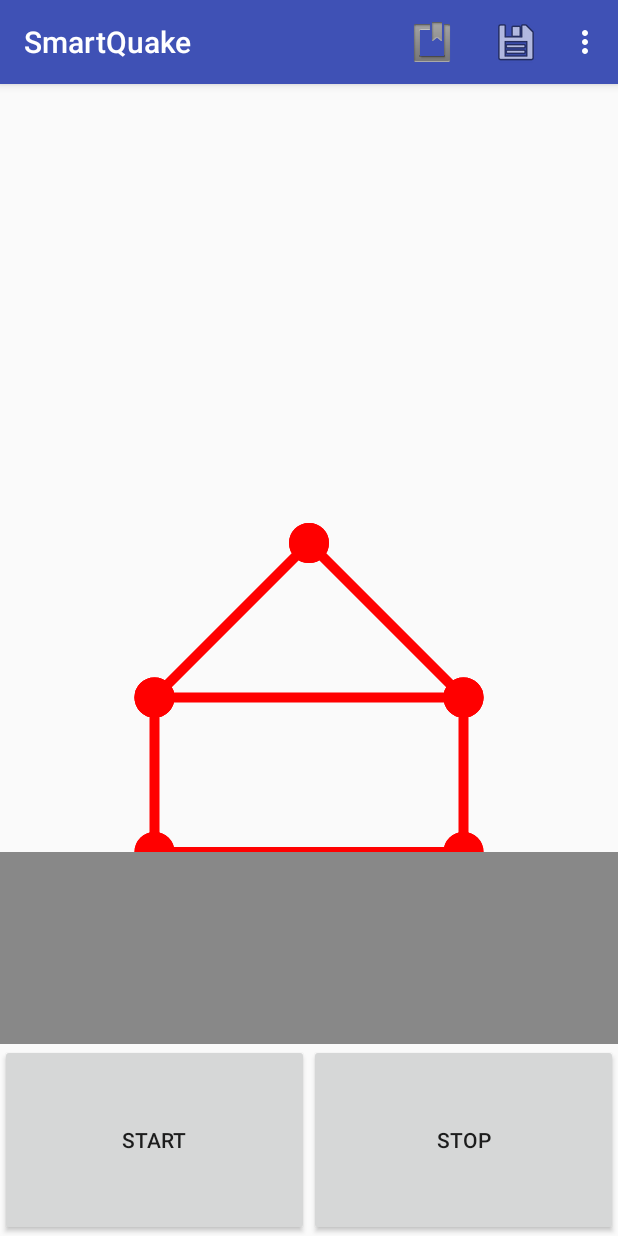
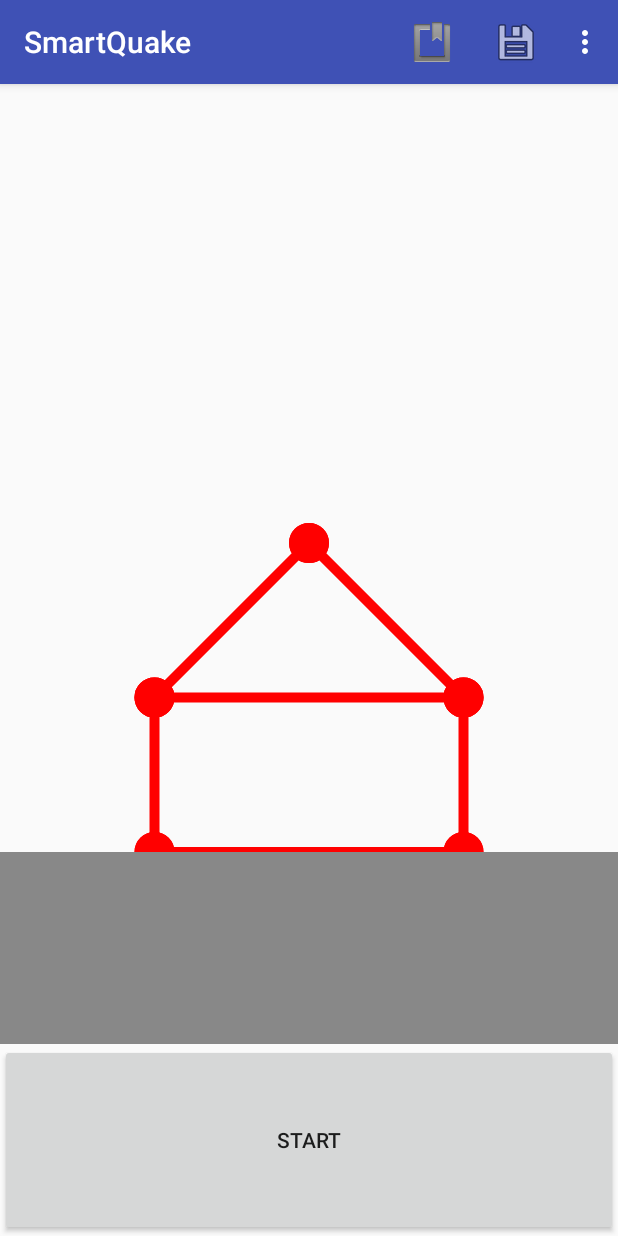
Before and after one commit to TUM-I5/SmartQuake, an Android app: the screen it shows after launch (MainActivity), on a phone screen of 412 x 824 dp. Run offline under Robolectric (Android 15) with nearby library versions, the phone set to English and light mode, and no system bars.

Commit message:
Remove stop button

```diff
--- a/app/src/main/res/layout/activity_main.xml
+++ b/app/src/main/res/layout/activity_main.xml
@@ -31,12 +31,6 @@
             android:layout_gravity="bottom|center_horizontal"
             android:layout_weight="1" />
 
-        <Button
-            android:layout_width="match_parent"
-            android:layout_height="match_parent"
-            android:text="Stop"
-            android:id="@+id/button2"
-            android:layout_weight="1" />
     </LinearLayout>
 
 </LinearLayout>
```
